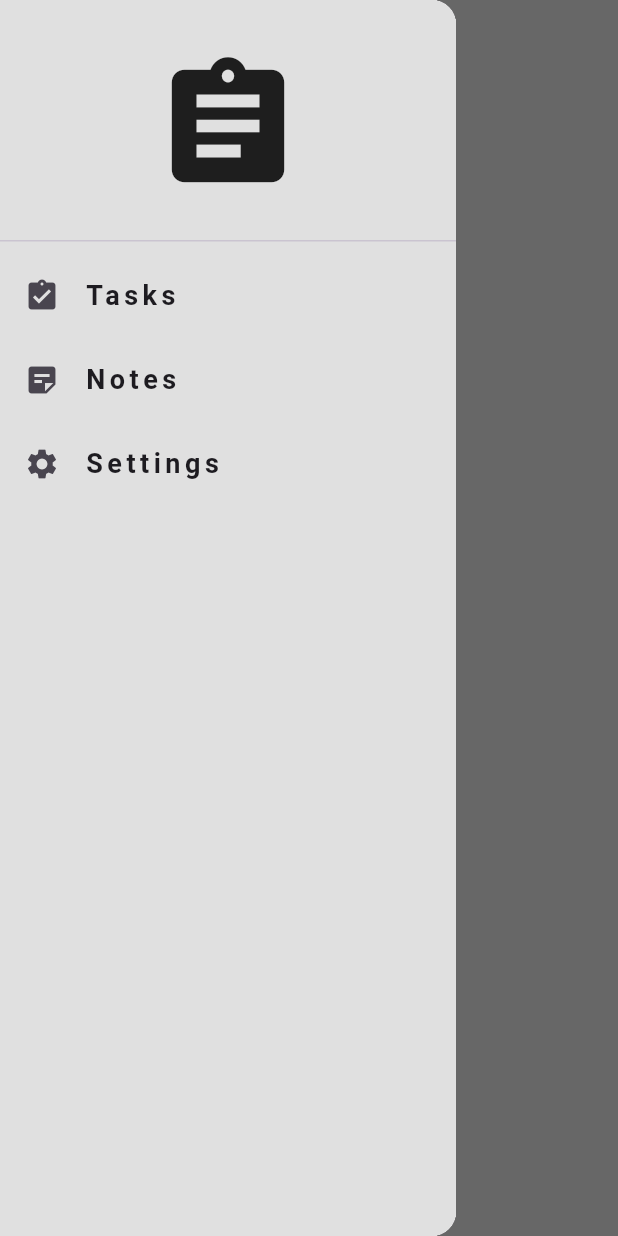
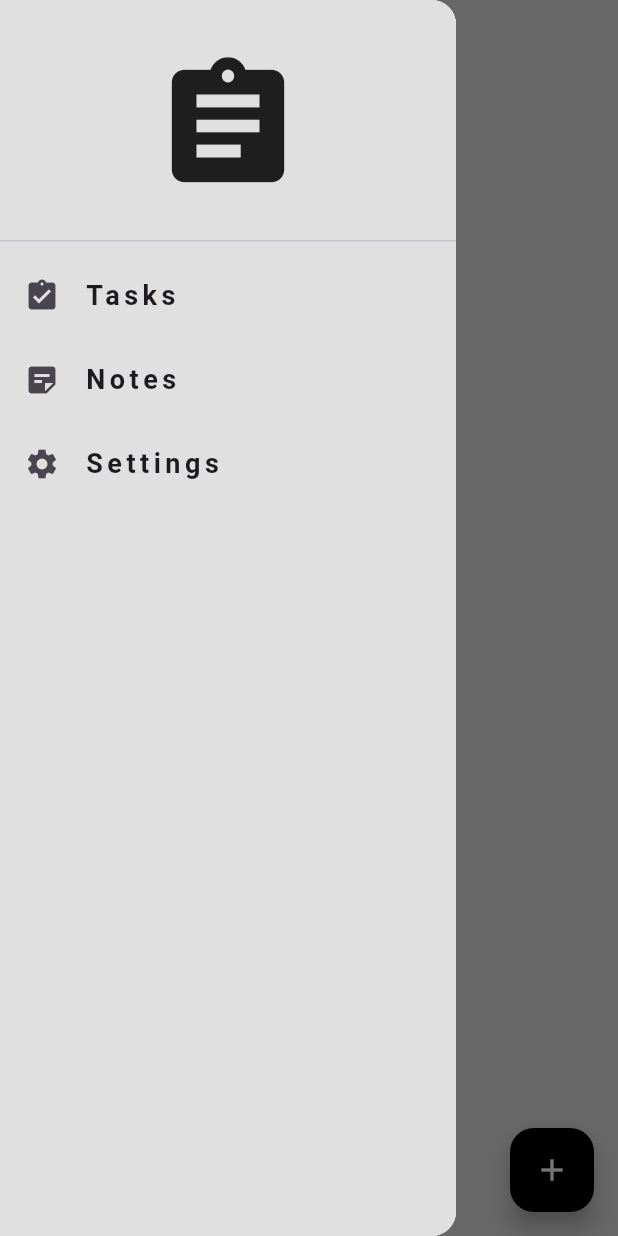
Before and after one commit to lechsebastian/todo, a Flutter app: the screen it shows once a user with an empty profile is signed in, with the side drawer open, on a phone screen of 412 x 824 dp. Run offline on Flutter 3.47's test engine with Material 3 defaults, Android fonts, the phone set to English and light mode, and no system bars; our stand-ins replace bloc, cloud_firestore, firebase_auth, firebase_core, flutter_bloc; accounts and stored records are empty.

Commit message:
Extract Drawer to MyDrawer

```diff
--- a/lib/app/features/tasks/page/tasks_page.dart
+++ b/lib/app/features/tasks/page/tasks_page.dart
@@ -1,7 +1,8 @@
 import 'package:flutter/material.dart';
 import 'package:flutter_bloc/flutter_bloc.dart';
-import 'package:todo/app/features/settings/page/settings_page.dart';
 import 'package:todo/app/features/tasks/cubit/tasks_cubit.dart';
+import 'package:todo/app/features/widgets/my_add_task_dialog.dart';
+import 'package:todo/app/features/widgets/my_drawer.dart';
 import 'package:todo/app/repositories/tasks_repository.dart';
 
 class TasksPage extends StatelessWidget {
@@ -40,69 +41,31 @@ class TasksPage extends StatelessWidget {
           return Scaffold(
             appBar: AppBar(
               title: const Text(
-                'TO DO',
-                style: TextStyle(fontWeight: FontWeight.bold),
+                'To do',
+                style: TextStyle(
+                  fontWeight: FontWeight.bold,
+                  letterSpacing: 2,
+                ),
               ),
               centerTitle: true,
               backgroundColor: Colors.grey.shade300,
             ),
-            drawer: Drawer(
-              child: Container(
-                color: Colors.grey.shade300,
-                child: ListView(
-                  children: [
-                    const DrawerHeader(
-                      child: Icon(
-                        Icons.assignment,
-                        size: 100,
-                      ),
-                    ),
-                    ListTile(
-                      title: const Text(
-                        'Tasks',
-                        style: TextStyle(
-                          fontSize: 18,
-                          letterSpacing: 3,
-                          fontWeight: FontWeight.w600,
-                        ),
-                      ),
-                      leading: const Icon(Icons.assignment_turned_in),
-                      onTap: () {
-                        Navigator.of(context).pushReplacement(MaterialPageRoute(
-                            builder: (context) => const TasksPage()));
-                      },
-                    ),
-                    ListTile(
-                      title: const Text(
-                        'Notes',
-                        style: TextStyle(
-                          fontSize: 18,
-                          letterSpacing: 3,
-                          fontWeight: FontWeight.w600,
-                        ),
-                      ),
-                      leading: const Icon(Icons.sticky_note_2),
-                      onTap: () {
-                        Navigator.pop(context);
-                      },
-                    ),
-                    ListTile(
-                      title: const Text(
-                        'Settings',
-                        style: TextStyle(
-                          fontSize: 18,
-                          letterSpacing: 3,
-                          fontWeight: FontWeight.w600,
-                        ),
-                      ),
-                      leading: const Icon(Icons.settings),
-                      onTap: () {
-                        Navigator.of(context).pushReplacement(MaterialPageRoute(
-                            builder: (context) => const SettingsPage()));
-                      },
-                    ),
-                  ],
-                ),
+            drawer: const MyDrawer(),
+            floatingActionButton: FloatingActionButton(
+              backgroundColor: Colors.black,
+              onPressed: () {
+                showDialog(
+                  barrierDismissible: false,
+                  context: context,
+                  builder: (dialogContext) => BlocProvider.value(
+                    value: context.read<TasksCubit>(),
+                    child: const MyAddTaskDialog(),
+                  ),
+                );
+              },
+              child: const Icon(
+                Icons.add,
+                color: Colors.white,
               ),
             ),
             backgroundColor: Colors.grey.shade300,
--- a/lib/app/features/widgets/my_add_task_dialog.dart
+++ b/lib/app/features/widgets/my_add_task_dialog.dart
@@ -1,7 +1,7 @@
 // ignore_for_file: sized_box_for_whitespace
 
 import 'package:flutter/material.dart';
-import 'package:todo/app/cubit/root_cubit.dart';
+import 'package:todo/app/features/tasks/cubit/tasks_cubit.dart';
 import 'package:todo/app/features/widgets/my_textfield.dart';
 import 'package:flutter_bloc/flutter_bloc.dart';
 
@@ -30,13 +30,13 @@ class _MyAddTaskDialogState extends State<MyAddTaskDialog> {
               child: const Text(
                 'Close',
                 style: TextStyle(
-                  color: Colors.grey,
+                  color: Colors.red,
                 ),
               ),
             ),
             TextButton(
               onPressed: () {
-                context.read<RootCubit>().addTask(
+                context.read<TasksCubit>().addTask(
                       taskName: taskController.text,
                       taskPriority: _selectedPriority,
                     );
--- /dev/null
+++ b/lib/app/features/widgets/my_drawer.dart
@@ -0,0 +1,74 @@
+import 'package:flutter/material.dart';
+import 'package:todo/app/features/notes/page/notes_page.dart';
+import 'package:todo/app/features/settings/page/settings_page.dart';
+import 'package:todo/app/features/tasks/page/tasks_page.dart';
+
+class MyDrawer extends StatelessWidget {
+  const MyDrawer({
+    super.key,
+  });
+
+  @override
+  Widget build(BuildContext context) {
+    return Drawer(
+      child: Container(
+        color: Colors.grey.shade300,
+        child: ListView(
+          children: [
+            const DrawerHeader(
+              child: Icon(
+                Icons.assignment,
+                size: 100,
+              ),
+            ),
+            ListTile(
+              title: const Text(
+                'Tasks',
+                style: TextStyle(
+                  fontSize: 18,
+                  letterSpacing: 3,
+                  fontWeight: FontWeight.w600,
+                ),
+              ),
+              leading: const Icon(Icons.assignment_turned_in),
+              onTap: () {
+                Navigator.of(context).pushReplacement(
+                    MaterialPageRoute(builder: (context) => const TasksPage()));
+              },
+            ),
+            ListTile(
+              title: const Text(
+                'Notes',
+                style: TextStyle(
+                  fontSize: 18,
+                  letterSpacing: 3,
+                  fontWeight: FontWeight.w600,
+                ),
+              ),
+              leading: const Icon(Icons.sticky_note_2),
+              onTap: () {
+                Navigator.of(context).pushReplacement(
+                    MaterialPageRoute(builder: (context) => const NotesPage()));
+              },
+            ),
+            ListTile(
+              title: const Text(
+                'Settings',
+                style: TextStyle(
+                  fontSize: 18,
+                  letterSpacing: 3,
+                  fontWeight: FontWeight.w600,
+                ),
+              ),
+              leading: const Icon(Icons.settings),
+              onTap: () {
+                Navigator.of(context).pushReplacement(MaterialPageRoute(
+                    builder: (context) => const SettingsPage()));
+              },
+            ),
+          ],
+        ),
+      ),
+    );
+  }
+}
```
Also changed, not shown: lib/app/features/notes/page/notes_page.dart (added, +28 -0 lines), lib/app/features/settings/page/settings_page.dart (+7 -62 lines), lib/app/features/settings/settings_page_content.dart (deleted, +0 -33 lines), lib/app/features/tasks/cubit/tasks_cubit.dart (+13 -0 lines), lib/app/features/tasks/tasks_page_content.dart (deleted, +0 -209 lines), lib/app/repositories/tasks_repository.dart (+23 -0 lines).
